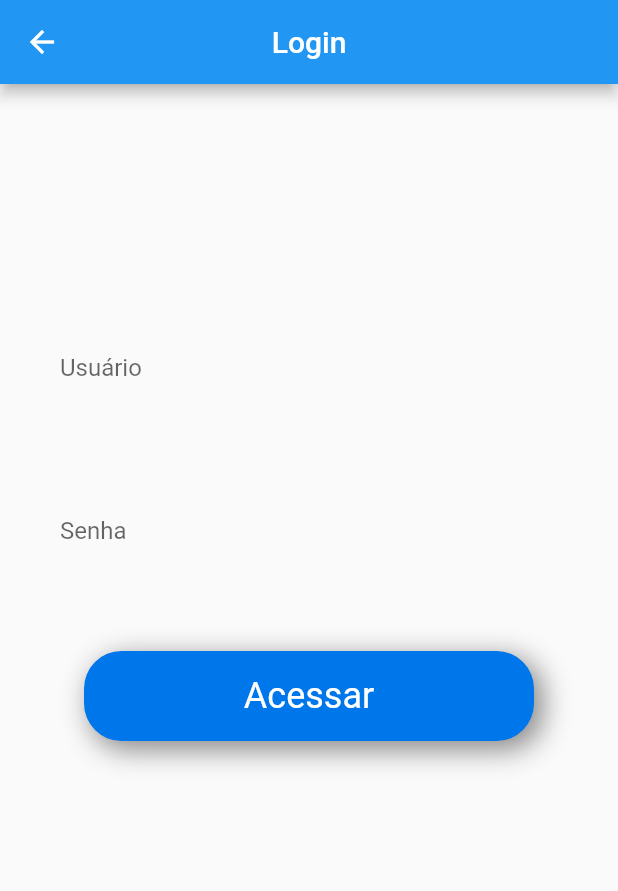
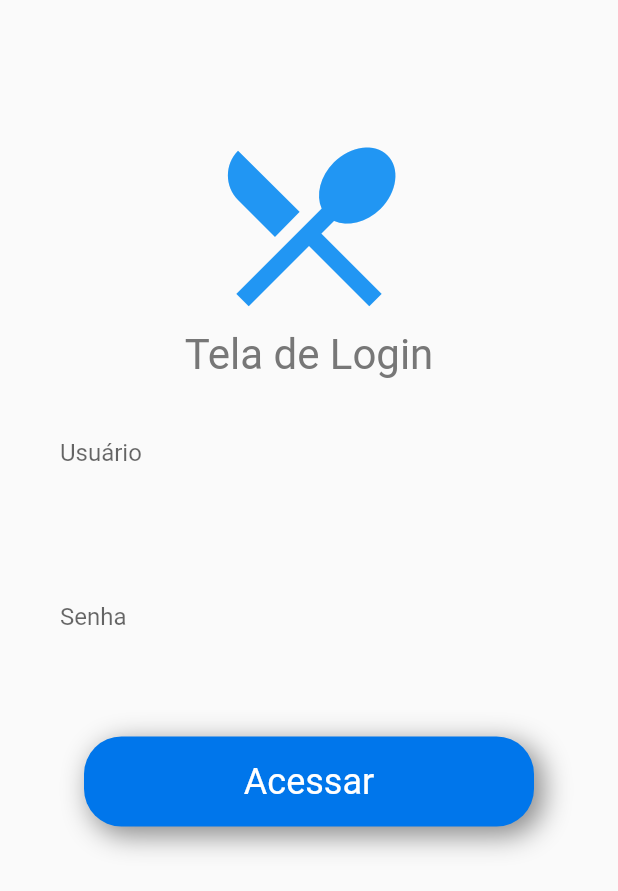
Before and after one commit to andrealonso/cardapio, a Flutter app: the screen it shows after launch, after a tap on "Acessar", on a phone screen of 412 x 824 dp. Shown: the top 891 px of the screen. Run offline on Flutter 3.47's test engine with Material 2 defaults, Android fonts, the phone set to English and light mode, and no system bars; our stand-ins replace dio, shared_preferences; network calls fail.

Commit message:
Altarações finais Antes da P1

```diff
--- a/lib/login_page.dart
+++ b/lib/login_page.dart
@@ -28,16 +28,16 @@ class _LoginPageState extends State<LoginPage> {
 
   Widget build(BuildContext context) {
     return Scaffold(
-      appBar: AppBar(
-        centerTitle: true,
-        title: Text('Login'),
-      ),
+      // appBar: AppBar(
+      //   centerTitle: true,
+      //   title: Text('Login'),
+      // ),
       body: SingleChildScrollView(
-        child: Container(
         padding: EdgeInsets.only(
-            top: 160,
+          top: 80,
           left: 40,
           right: 40,
+          bottom: 50,
         ),
         child: Form(
           key: formkey,
@@ -45,6 +45,21 @@ class _LoginPageState extends State<LoginPage> {
             mainAxisAlignment: MainAxisAlignment.start,
             crossAxisAlignment: CrossAxisAlignment.center,
             children: <Widget>[
+              Icon(
+                Icons.local_dining,
+                size: 140,
+                color: Colors.blue,
+              ),
+              Text(
+                'Tela de Login',
+                style: TextStyle(
+                  color: Color(0xff777777),
+                  fontSize: 28,
+                ),
+              ),
+              Container(
+                height: 20,
+              ),
               TextFormField(
                 keyboardType: TextInputType.phone,
                 decoration: InputDecoration(
@@ -75,7 +90,7 @@ class _LoginPageState extends State<LoginPage> {
                 },
                 validator: (value) {
                   if (value.isEmpty) {
-                      return 'Preencha o usuário!';
+                    return 'Preencha a senha!';
                   }
                   return null;
                 },
@@ -104,8 +119,8 @@ class _LoginPageState extends State<LoginPage> {
                     print(user_saved);
                     print(pass_saved);
                   }),
+
             ],
-            ),
           ),
         ),
       ),
```
Also changed, not shown: lib/caduser_page.dart (+28 -6 lines), lib/main.dart (+28 -0 lines), lib/widgets/item_estab.dart (+22 -4 lines). Lines whose indentation alone changed are shown as unchanged.
